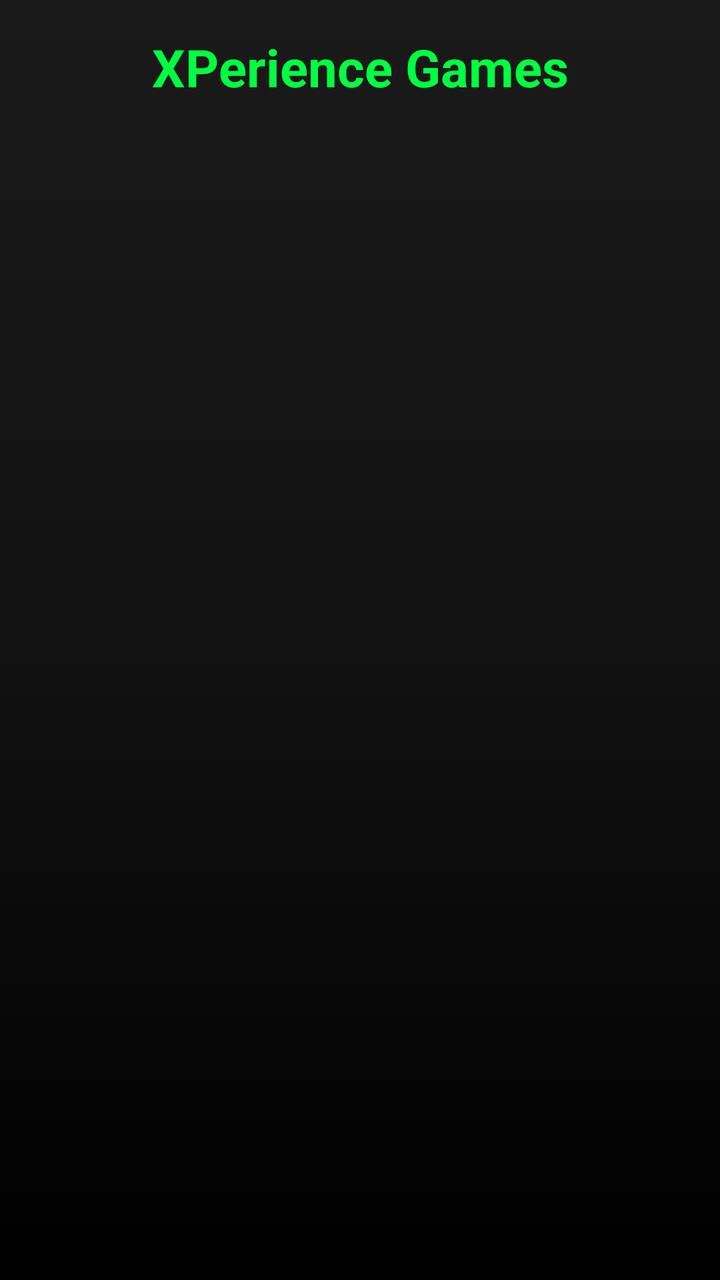
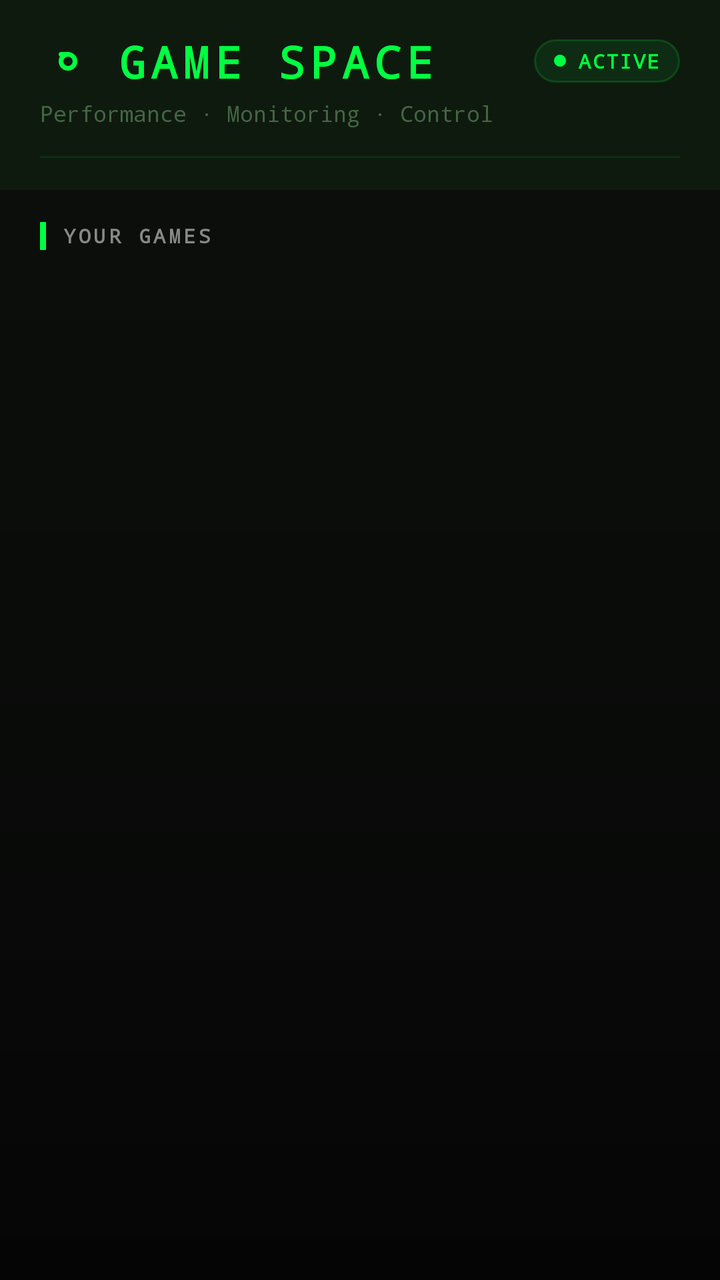

The first picture is an Android layout as it rendered before a commit; the second is the same layout after the commit. The layout source and the unified diff follow.
<!-- AndroidManifest.xml: activity theme Theme.GameSpace -->
<!-- res/layout/activity_main.xml -->
<?xml version="1.0" encoding="utf-8"?>
<androidx.constraintlayout.widget.ConstraintLayout
    xmlns:android="http://schemas.android.com/apk/res/android"
    xmlns:app="http://schemas.android.com/apk/res-auto"
    android:id="@+id/main_container"
    android:layout_width="match_parent"
    android:layout_height="match_parent"
   android:background="@drawable/main_background_gradient">

    <TextView
        android:id="@+id/main_title"
        android:layout_width="wrap_content"
        android:layout_height="wrap_content"
        android:layout_marginTop="16dp"
        android:text="XPerience Games"
        android:textColor="#00FF41"
        android:textSize="26sp"
        android:textStyle="bold"
        app:layout_constraintEnd_toEndOf="parent"
        app:layout_constraintStart_toStartOf="parent"
        app:layout_constraintTop_toTopOf="parent" />

    <androidx.recyclerview.widget.RecyclerView
        android:id="@+id/game_recycler_view"
        android:layout_width="match_parent"
        android:layout_height="0dp"
        android:layout_marginTop="24dp"
        android:clipToPadding="false"
        android:padding="12dp"
        app:layout_constraintBottom_toBottomOf="parent"
        app:layout_constraintTop_toBottomOf="@id/main_title" />

</androidx.constraintlayout.widget.ConstraintLayout>
<!-- resources referenced by this layout -->
<resources>
  <!-- drawable main_background_gradient (drawable) -->
  <shape xmlns:android="http://schemas.android.com/apk/res/android"
      android:shape="rectangle">
      <gradient
          android:startColor="#1A1A1A"
          android:centerColor="#121212"
          android:endColor="#000000"
          android:angle="270" />
  </shape>
  <style name="Theme.GameSpace" parent="Base.Theme.GameSpace" />
  <style name="Base.Theme.GameSpace" parent="Theme.Material3.DayNight.NoActionBar">
          
          
      </style>
</resources>

<!-- the commit's change to res/layout/activity_main.xml (unified diff, before → after) -->
@@ -5,29 +5,152 @@
     android:id="@+id/main_container"
     android:layout_width="match_parent"
     android:layout_height="match_parent"
-   android:background="@drawable/main_background_gradient">
+    android:background="@drawable/main_background_gradient">
 
-    <TextView
-        android:id="@+id/main_title"
-        android:layout_width="wrap_content"
+    
+    <LinearLayout
+        android:id="@+id/header_layout"
+        android:layout_width="match_parent"
         android:layout_height="wrap_content"
-        android:layout_marginTop="16dp"
-        android:text="XPerience Games"
-        android:textColor="#00FF41"
-        android:textSize="26sp"
-        android:textStyle="bold"
-        app:layout_constraintEnd_toEndOf="parent"
+        android:orientation="vertical"
+        android:background="@drawable/bg_header_surface"
+        android:paddingStart="20dp"
+        android:paddingEnd="20dp"
+        android:paddingTop="16dp"
+        android:paddingBottom="16dp"
+        app:layout_constraintTop_toTopOf="parent"
         app:layout_constraintStart_toStartOf="parent"
-        app:layout_constraintTop_toTopOf="parent" />
+        app:layout_constraintEnd_toEndOf="parent">
 
+        
+        <LinearLayout
+            android:layout_width="match_parent"
+            android:layout_height="wrap_content"
+            android:orientation="horizontal"
+            android:gravity="center_vertical">
+
+            <ImageView
+                android:layout_width="28dp"
+                android:layout_height="28dp"
+                android:src="@drawable/ic_gaming_logo"
+                android:tint="#00FF41"
+                android:layout_marginEnd="10dp" />
+
+            <TextView
+                android:layout_width="0dp"
+                android:layout_height="wrap_content"
+                android:layout_weight="1"
+                android:text="GAME SPACE"
+                android:textColor="#00FF41"
+                android:textSize="22sp"
+                android:textStyle="bold"
+                android:fontFamily="monospace"
+                android:letterSpacing="0.12" />
+
+            
+            <LinearLayout
+                android:layout_width="wrap_content"
+                android:layout_height="wrap_content"
+                android:orientation="horizontal"
+                android:gravity="center_vertical"
+                android:background="@drawable/bg_status_chip"
+                android:paddingStart="10dp"
+                android:paddingEnd="10dp"
+                android:paddingTop="4dp"
+                android:paddingBottom="4dp">
+
+                
+                <View
+                    android:layout_width="6dp"
+                    android:layout_height="6dp"
+                    android:background="@drawable/bg_status_dot"
+                    android:layout_marginEnd="6dp" />
+
+                <TextView
+                    android:layout_width="wrap_content"
+                    android:layout_height="wrap_content"
+                    android:text="ACTIVE"
+                    android:textColor="#00FF41"
+                    android:textSize="10sp"
+                    android:textStyle="bold"
+                    android:fontFamily="monospace"
+                    android:letterSpacing="0.08" />
+            </LinearLayout>
+        </LinearLayout>
+
+        
+        <TextView
+            android:layout_width="match_parent"
+            android:layout_height="wrap_content"
+            android:layout_marginTop="4dp"
+            android:text="Performance · Monitoring · Control"
+            android:textColor="#446644"
+            android:textSize="11sp"
+            android:fontFamily="monospace" />
+
+        
+        <View
+            android:layout_width="match_parent"
+            android:layout_height="1dp"
+            android:layout_marginTop="14dp"
+            android:background="#1A00FF41" />
+    </LinearLayout>
+
+    
+    <LinearLayout
+        android:id="@+id/section_header"
+        android:layout_width="match_parent"
+        android:layout_height="wrap_content"
+        android:orientation="horizontal"
+        android:gravity="center_vertical"
+        android:paddingStart="20dp"
+        android:paddingEnd="20dp"
+        android:paddingTop="16dp"
+        android:paddingBottom="8dp"
+        app:layout_constraintTop_toBottomOf="@id/header_layout"
+        app:layout_constraintStart_toStartOf="parent"
+        app:layout_constraintEnd_toEndOf="parent">
+
+        
+        <View
+            android:layout_width="3dp"
+            android:layout_height="14dp"
+            android:background="#00FF41"
+            android:layout_marginEnd="8dp" />
+
+        <TextView
+            android:layout_width="0dp"
+            android:layout_height="wrap_content"
+            android:layout_weight="1"
+            android:text="YOUR GAMES"
+            android:textColor="#888888"
+            android:textSize="10sp"
+            android:textStyle="bold"
+            android:fontFamily="monospace"
+            android:letterSpacing="0.15" />
+
+        <TextView
+            android:id="@+id/game_count_label"
+            android:layout_width="wrap_content"
+            android:layout_height="wrap_content"
+            android:text=""
+            android:textColor="#446644"
+            android:textSize="10sp"
+            android:fontFamily="monospace" />
+    </LinearLayout>
+
+    
     <androidx.recyclerview.widget.RecyclerView
         android:id="@+id/game_recycler_view"
         android:layout_width="match_parent"
         android:layout_height="0dp"
-        android:layout_marginTop="24dp"
+        android:paddingStart="10dp"
+        android:paddingEnd="10dp"
+        android:paddingBottom="16dp"
         android:clipToPadding="false"
-        android:padding="12dp"
+        app:layout_constraintTop_toBottomOf="@id/section_header"
         app:layout_constraintBottom_toBottomOf="parent"
-        app:layout_constraintTop_toBottomOf="@id/main_title" />
+        app:layout_constraintStart_toStartOf="parent"
+        app:layout_constraintEnd_toEndOf="parent" />
 
 </androidx.constraintlayout.widget.ConstraintLayout>
<!-- resource entries referenced after the edit -->
@@ -1,12 +1,56 @@
 <!-- resources referenced by this layout -->
 <resources>
+  <!-- drawable bg_header_surface (drawable) -->
+  <?xml version="1.0" encoding="utf-8"?>
+  <shape xmlns:android="http://schemas.android.com/apk/res/android"
+      android:shape="rectangle">
+      <solid android:color="#0F1A0F" />
+      <corners android:radius="0dp" />
+      <stroke android:width="0dp" android:color="#00000000" />
+  </shape>
+  <!-- drawable bg_status_chip (drawable) -->
+  <?xml version="1.0" encoding="utf-8"?>
+  <shape xmlns:android="http://schemas.android.com/apk/res/android"
+      android:shape="rectangle">
+      <solid android:color="#1400FF41" />
+      <corners android:radius="12dp" />
+      <stroke android:width="1dp" android:color="#2A00FF41" />
+  </shape>
+  <!-- drawable bg_status_dot (drawable) -->
+  <?xml version="1.0" encoding="utf-8"?>
+  <shape xmlns:android="http://schemas.android.com/apk/res/android"
+      android:shape="oval">
+      <solid android:color="#00FF41" />
+  </shape>
+  <!-- drawable ic_gaming_logo (drawable) -->
+  <vector xmlns:android="http://schemas.android.com/apk/res/android"
+      android:width="24dp"
+      android:height="24dp"
+      android:viewportWidth="24"
+      android:viewportHeight="24">
+      
+      <path
+          android:strokeColor="#00FF41"
+          android:strokeWidth="2"
+          android:strokeLineCap="round"
+          android:pathData="M15,12
+                           A3,3 0 1,1 12,9
+                           A3,3 0 0,1 15,12
+                           Z"/>
+      <path
+          android:strokeColor="#00FF41"
+          android:strokeWidth="2"
+          android:strokeLineCap="round"
+          android:pathData="M12,9 L9,9"/>
+  </vector>
   <!-- drawable main_background_gradient (drawable) -->
+  <?xml version="1.0" encoding="utf-8"?>
   <shape xmlns:android="http://schemas.android.com/apk/res/android"
       android:shape="rectangle">
       <gradient
-          android:startColor="#1A1A1A"
-          android:centerColor="#121212"
-          android:endColor="#000000"
+          android:startColor="#0D0F0D"
+          android:centerColor="#0A0C0A"
+          android:endColor="#050505"
           android:angle="270" />
   </shape>
   <style name="Theme.GameSpace" parent="Base.Theme.GameSpace" />
